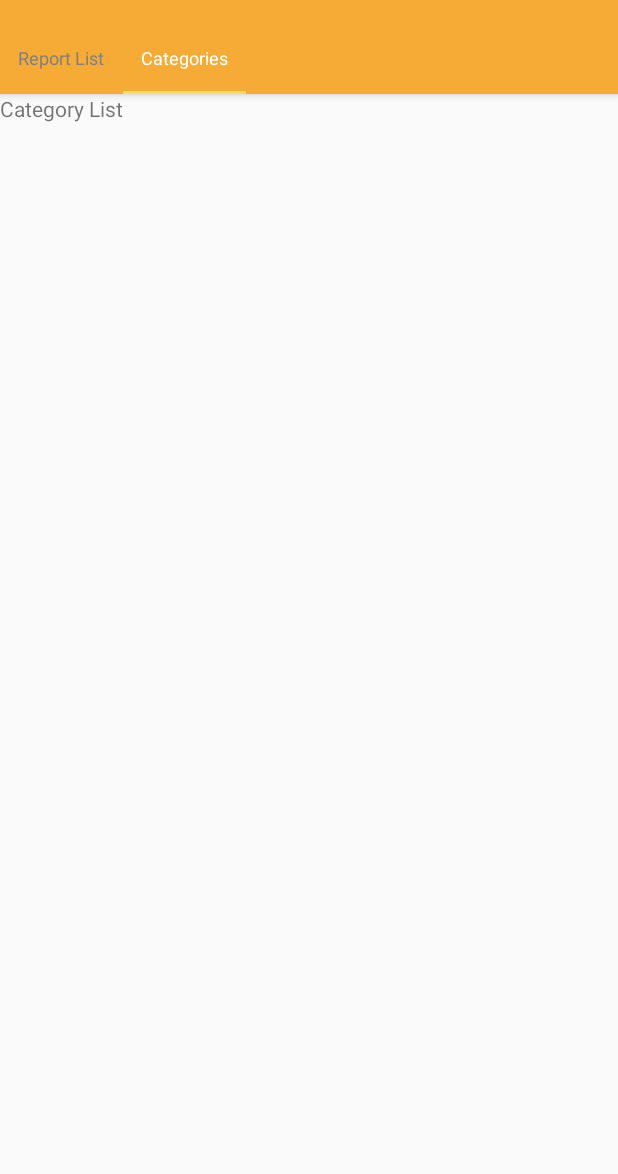
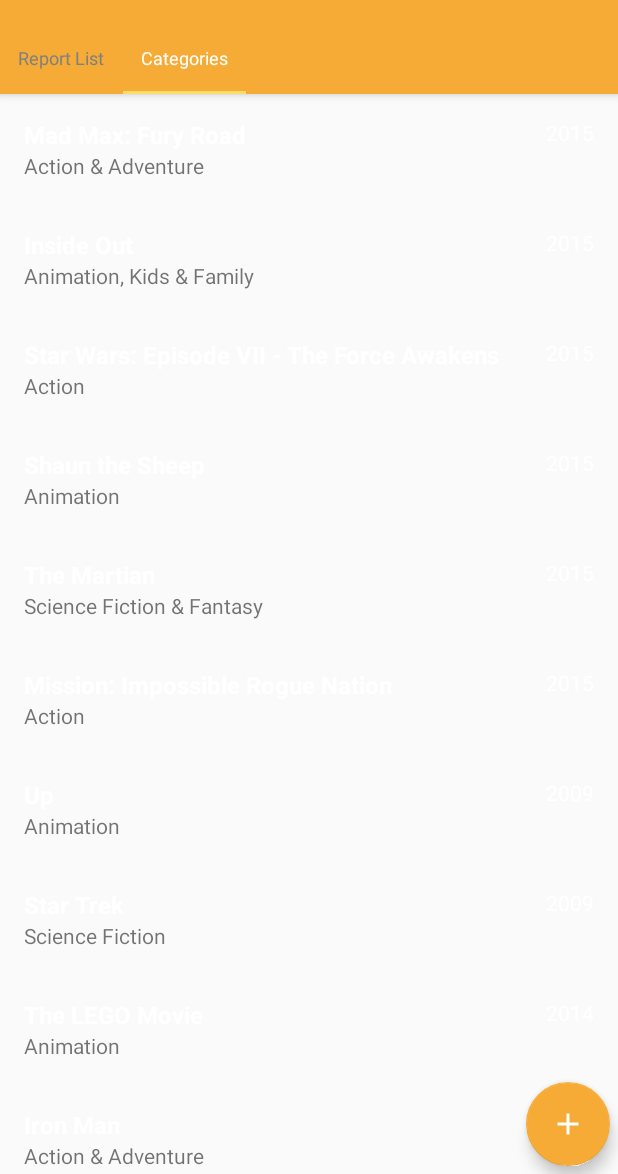
Before and after one commit to krishnakhandagale/RoportTool, an Android app: the screen it shows after launch (MainTabsActivity), tab 2 chosen, on a phone screen of 412 x 824 dp, the part 62-1236 px from its top. Run offline under Robolectric (Android 15) with nearby library versions, the phone set to English and light mode, and no system bars.

Commit message:
Started implementing category list view

```diff
--- /dev/null
+++ b/project/app/src/main/java/com/electivechaos/checklistapp/AddEditCategoryActivity.java
@@ -0,0 +1,17 @@
+package com.electivechaos.checklistapp;
+
+import android.os.Bundle;
+import android.app.Activity;
+
+/**
+ * Created by barkhasikka on 25/04/18.
+ */
+
+public class AddEditCategoryActivity extends Activity{
+    @Override
+    public void onCreate(Bundle savedInstanceState) {
+        super.onCreate(savedInstanceState);
+        // Get the view from new_activity.xml
+        setContentView(R.layout.add_edit_category);
+    }
+}
--- /dev/null
+++ b/project/app/src/main/java/com/electivechaos/checklistapp/adapters/CategoriesAdapter.java
@@ -0,0 +1,58 @@
+package com.electivechaos.checklistapp.adapters;
+
+/**
+ * Created by barkhasikka on 24/04/18.
+ */
+
+import android.support.v7.widget.RecyclerView;
+import android.view.LayoutInflater;
+import android.view.View;
+import android.view.ViewGroup;
+import android.widget.TextView;
+
+import com.electivechaos.checklistapp.R;
+import com.electivechaos.checklistapp.categories.Category;
+
+import java.util.List;
+
+public class CategoriesAdapter extends RecyclerView.Adapter<CategoriesAdapter.MyViewHolder> {
+
+    private List<Category> categoryList;
+
+    public class MyViewHolder extends RecyclerView.ViewHolder {
+        public TextView title, year, genre;
+
+        public MyViewHolder(View view) {
+            super(view);
+            title = (TextView) view.findViewById(R.id.title);
+            genre = (TextView) view.findViewById(R.id.genre);
+            year = (TextView) view.findViewById(R.id.year);
+        }
+    }
+
+
+    public CategoriesAdapter(List<Category> categoryList) {
+        this.categoryList = categoryList;
+    }
+
+    @Override
+    public MyViewHolder onCreateViewHolder(ViewGroup parent, int viewType) {
+        View itemView = LayoutInflater.from(parent.getContext())
+                .inflate(R.layout.category_list_row, parent, false);
+
+        return new MyViewHolder(itemView);
+    }
+
+    @Override
+    public void onBindViewHolder(MyViewHolder holder, int position) {
+        Category movie = categoryList.get(position);
+        holder.title.setText(movie.getTitle());
+        holder.genre.setText(movie.getGenre());
+        holder.year.setText(movie.getYear());
+    }
+
+    @Override
+    public int getItemCount() {
+        return categoryList.size();
+    }
+}
--- /dev/null
+++ b/project/app/src/main/java/com/electivechaos/checklistapp/categories/Category.java
@@ -0,0 +1,42 @@
+package com.electivechaos.checklistapp.categories;
+
+/**
+ * Created by barkhasikka on 24/04/18.
+ */
+
+public class Category {
+    private String title, genre, year;
+
+    public Category() {
+    }
+
+    public Category(String title, String genre, String year) {
+        this.title = title;
+        this.genre = genre;
+        this.year = year;
+    }
+
+    public String getTitle() {
+        return title;
+    }
+
+    public void setTitle(String name) {
+        this.title = name;
+    }
+
+    public String getYear() {
+        return year;
+    }
+
+    public void setYear(String year) {
+        this.year = year;
+    }
+
+    public String getGenre() {
+        return genre;
+    }
+
+    public void setGenre(String genre) {
+        this.genre = genre;
+    }
+}
--- a/project/app/src/main/java/com/electivechaos/checklistapp/maintabs/CategoryListFragment.java
+++ b/project/app/src/main/java/com/electivechaos/checklistapp/maintabs/CategoryListFragment.java
@@ -1,20 +1,105 @@
 package com.electivechaos.checklistapp.maintabs;
 
 
+import android.content.Intent;
 import android.os.Bundle;
 import android.support.annotation.Nullable;
+import android.support.design.widget.FloatingActionButton;
 import android.support.v4.app.Fragment;
+import android.support.v7.widget.DefaultItemAnimator;
+import android.support.v7.widget.LinearLayoutManager;
+import android.support.v7.widget.RecyclerView;
 import android.view.LayoutInflater;
 import android.view.View;
 import android.view.ViewGroup;
 
+import com.electivechaos.checklistapp.AddEditReportActivity;
 import com.electivechaos.checklistapp.R;
+import com.electivechaos.checklistapp.adapters.CategoriesAdapter;
+import com.electivechaos.checklistapp.categories.Category;
+
+import java.util.ArrayList;
+import java.util.List;
 
 public class CategoryListFragment  extends Fragment {
+    private List<Category> movieList = new ArrayList<>();
+    private RecyclerView recyclerView;
+    private CategoriesAdapter mAdapter;
     @Nullable
     @Override
     public View onCreateView(LayoutInflater inflater, @Nullable ViewGroup container, Bundle savedInstanceState) {
         View view = inflater.inflate(R.layout.category_list_fragment, container, false);
+        recyclerView = (RecyclerView) view.findViewById(R.id.recycler_view);
+
+        mAdapter = new CategoriesAdapter(movieList);
+        RecyclerView.LayoutManager mLayoutManager = new LinearLayoutManager(getContext());
+        recyclerView.setLayoutManager(mLayoutManager);
+        recyclerView.setItemAnimator(new DefaultItemAnimator());
+        recyclerView.setAdapter(mAdapter);
+
+        prepareMovieData();
+
+        FloatingActionButton btnAddReport = view.findViewById(R.id.btnAddCategory);
+        btnAddReport.setOnClickListener(new View.OnClickListener() {
+            @Override
+            public void onClick(View v) {
+                Intent addReportActivity = new Intent(getActivity(), AddEditReportActivity.class);
+                startActivity(addReportActivity);
+            }
+        });
+
         return view;
     }
+
+    private void prepareMovieData() {
+        Category movie = new Category("Mad Max: Fury Road", "Action & Adventure", "2015");
+        movieList.add(movie);
+
+        movie = new Category("Inside Out", "Animation, Kids & Family", "2015");
+        movieList.add(movie);
+
+        movie = new Category("Star Wars: Episode VII - The Force Awakens", "Action", "2015");
+        movieList.add(movie);
+
+        movie = new Category("Shaun the Sheep", "Animation", "2015");
+        movieList.add(movie);
+
+        movie = new Category("The Martian", "Science Fiction & Fantasy", "2015");
+        movieList.add(movie);
+
+        movie = new Category("Mission: Impossible Rogue Nation", "Action", "2015");
+        movieList.add(movie);
+
+        movie = new Category("Up", "Animation", "2009");
+        movieList.add(movie);
+
+        movie = new Category("Star Trek", "Science Fiction", "2009");
+        movieList.add(movie);
+
+        movie = new Category("The LEGO Movie", "Animation", "2014");
+        movieList.add(movie);
+
+        movie = new Category("Iron Man", "Action & Adventure", "2008");
+        movieList.add(movie);
+
+        movie = new Category("Aliens", "Science Fiction", "1986");
+        movieList.add(movie);
+
+        movie = new Category("Chicken Run", "Animation", "2000");
+        movieList.add(movie);
+
+        movie = new Category("Back to the Future", "Science Fiction", "1985");
+        movieList.add(movie);
+
+        movie = new Category("Raiders of the Lost Ark", "Action & Adventure", "1981");
+        movieList.add(movie);
+
+        movie = new Category("Goldfinger", "Action & Adventure", "1965");
+        movieList.add(movie);
+
+        movie = new Category("Guardians of the Galaxy", "Science Fiction & Fantasy", "2014");
+        movieList.add(movie);
+
+        mAdapter.notifyDataSetChanged();
+    }
 }
--- /dev/null
+++ b/project/app/src/main/res/layout/add_edit_category.xml
@@ -0,0 +1,36 @@
+<?xml version="1.0" encoding="utf-8"?>
+<android.support.constraint.ConstraintLayout
+    xmlns:android="http://schemas.android.com/apk/res/android"
+    xmlns:tools="http://schemas.android.com/tools"
+    android:layout_width="match_parent"
+    android:layout_height="match_parent">
+
+    <EditText
+        android:id="@+id/editText"
+        android:layout_width="360dp"
+        android:layout_height="45dp"
+        android:ems="10"
+        android:inputType="textPersonName"
+        android:text="Name"
+        tools:layout_editor_absoluteX="16dp"
+        tools:layout_editor_absoluteY="28dp" />
+
+    <EditText
+        android:id="@+id/editText2"
+        android:layout_width="358dp"
+        android:layout_height="50dp"
+        android:ems="10"
+        android:inputType="textPersonName"
+        android:text="Name"
+        tools:layout_editor_absoluteX="16dp"
+        tools:layout_editor_absoluteY="89dp" />
+
+    <Button
+        android:id="@+id/button"
+        android:layout_width="wrap_content"
+        android:layout_height="wrap_content"
+        android:text="Button"
+        tools:layout_editor_absoluteX="148dp"
+        tools:layout_editor_absoluteY="187dp" />
+
+</android.support.constraint.ConstraintLayout>
--- a/project/app/src/main/res/layout/category_list_fragment.xml
+++ b/project/app/src/main/res/layout/category_list_fragment.xml
@@ -1,9 +1,27 @@
 <?xml version="1.0" encoding="utf-8"?>
-<android.support.constraint.ConstraintLayout
-    xmlns:android="http://schemas.android.com/apk/res/android" android:layout_width="match_parent"
+<android.support.constraint.ConstraintLayout xmlns:android="http://schemas.android.com/apk/res/android"
+    xmlns:app="http://schemas.android.com/apk/res-auto"
+    xmlns:tools="http://schemas.android.com/tools"
+    android:layout_width="match_parent"
     android:layout_height="match_parent">
-<TextView
-    android:text="Category List"
-    android:layout_width="match_parent"
-    android:layout_height="match_parent" />
+
+    <android.support.design.widget.FloatingActionButton
+        android:id="@+id/btnAddCategory"
+        android:layout_width="wrap_content"
+        android:layout_height="wrap_content"
+        android:layout_gravity="bottom|end"
+        android:layout_margin="5dp"
+        android:layout_marginBottom="4dp"
+        android:clickable="true"
+        android:focusable="true"
+        android:src="@drawable/ic_add_white"
+        app:backgroundTint="@color/colorPrimary"
+        app:layout_constraintBottom_toBottomOf="parent"
+        app:layout_constraintEnd_toEndOf="parent" />
+
+    <android.support.v7.widget.RecyclerView
+        android:id="@+id/recycler_view"
+        android:layout_width="match_parent"
+        android:layout_height="wrap_content"
+        android:scrollbars="vertical" />
 </android.support.constraint.ConstraintLayout>
--- /dev/null
+++ b/project/app/src/main/res/layout/category_list_row.xml
@@ -0,0 +1,36 @@
+<?xml version="1.0" encoding="utf-8"?>
+<RelativeLayout xmlns:android="http://schemas.android.com/apk/res/android"
+    android:layout_width="match_parent"
+    android:layout_height="wrap_content"
+    android:background="?android:attr/selectableItemBackground"
+    android:clickable="true"
+    android:focusable="true"
+    android:orientation="vertical"
+    android:paddingBottom="16dp"
+    android:paddingLeft="16dp"
+    android:paddingRight="16dp"
+    android:paddingTop="16dp">
+
+    <TextView
+        android:id="@+id/title"
+        android:layout_width="match_parent"
+        android:layout_height="wrap_content"
+        android:layout_alignParentTop="true"
+        android:textColor="@color/textColorPrimary"
+        android:textSize="16dp"
+        android:textStyle="bold" />
+
+    <TextView
+        android:id="@+id/genre"
+        android:layout_width="match_parent"
+        android:layout_height="wrap_content"
+        android:layout_below="@id/title" />
+
+    <TextView
+        android:id="@+id/year"
+        android:layout_width="wrap_content"
+        android:layout_height="wrap_content"
+        android:layout_alignParentRight="true"
+        android:textColor="@color/textColorPrimary" />
+
+</RelativeLayout>
```
